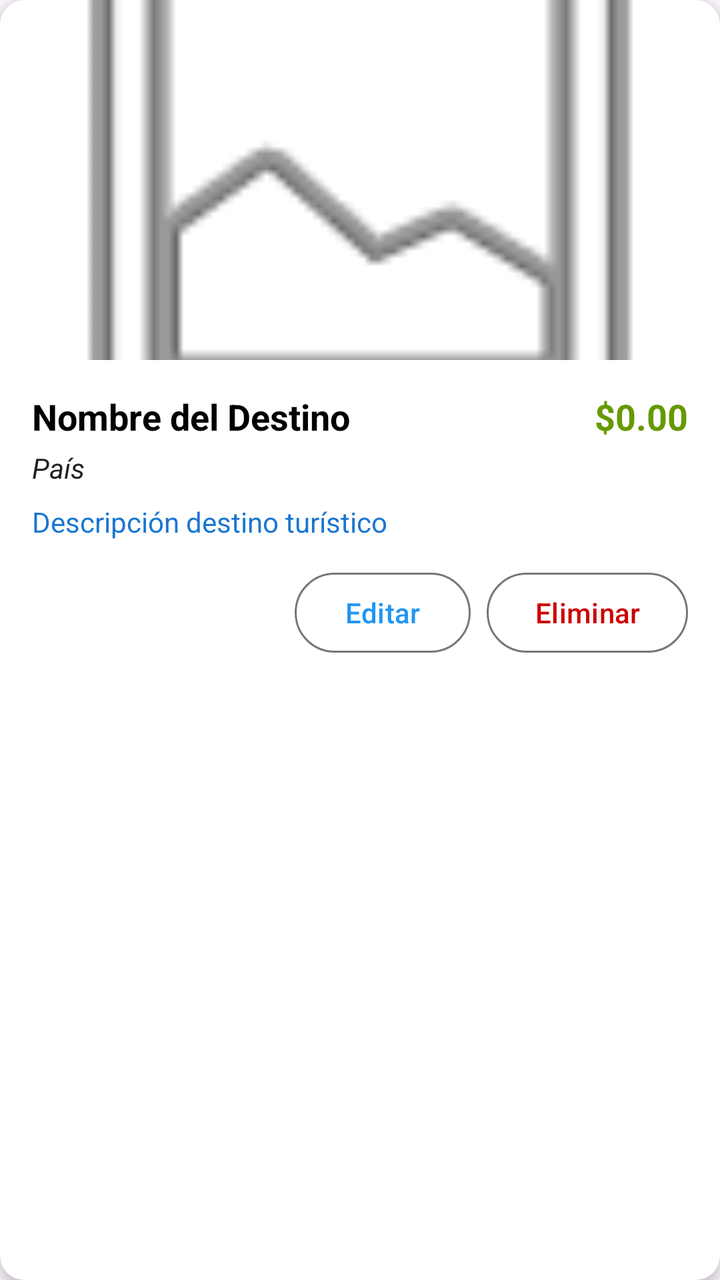
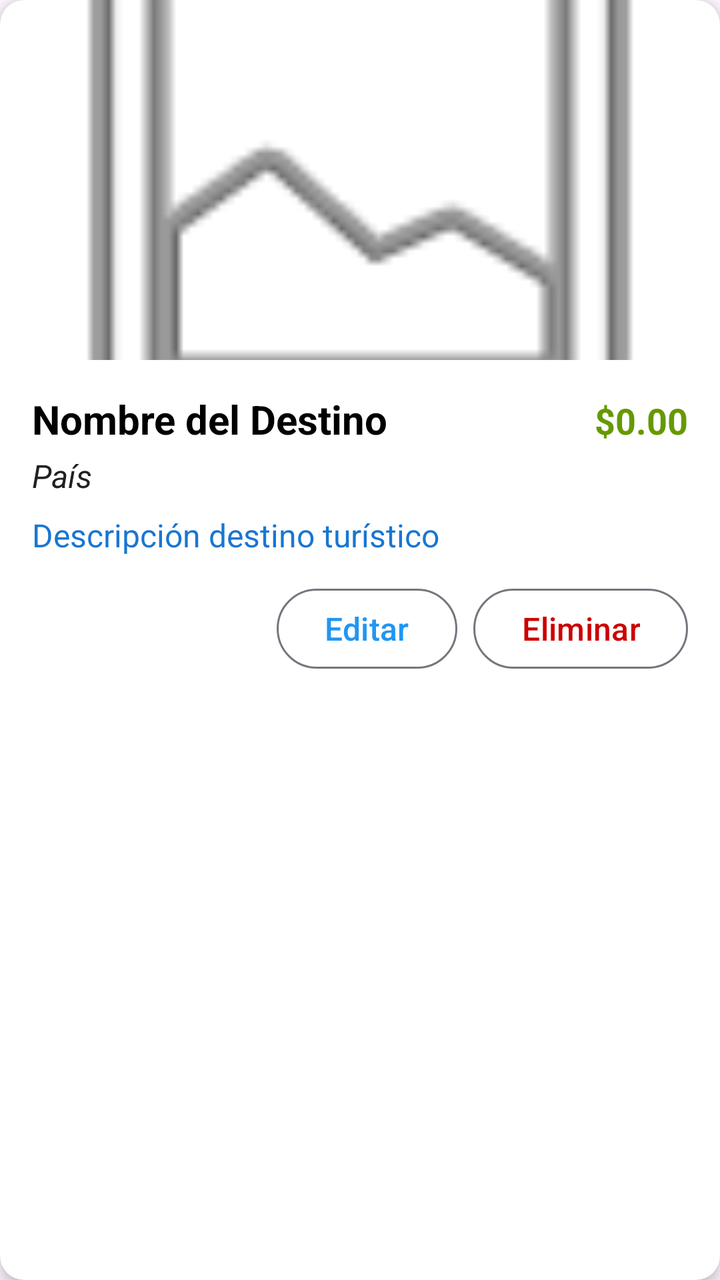

Screens rendered from an Android XML layout before and after an edit, with the pre-edit source and the edit as a unified diff.
<!-- AndroidManifest.xml: application theme Theme.AgenciaViajes -->
<!-- res/layout/item_destino.xml -->
<?xml version="1.0" encoding="utf-8"?>
<androidx.cardview.widget.CardView xmlns:android="http://schemas.android.com/apk/res/android"
    xmlns:app="http://schemas.android.com/apk/res-auto"
    android:layout_width="match_parent"
    android:layout_height="wrap_content"
    android:layout_margin="8dp"
    app:cardCornerRadius="12dp"
    app:cardElevation="4dp">

    <LinearLayout
        android:layout_width="match_parent"
        android:layout_height="wrap_content"
        android:orientation="vertical">

        <ImageView
            android:id="@+id/imgDestino"
            android:layout_width="match_parent"
            android:layout_height="180dp"
            android:scaleType="centerCrop"
            android:src="@android:drawable/ic_menu_gallery" />

        <LinearLayout
            android:layout_width="match_parent"
            android:layout_height="wrap_content"
            android:orientation="vertical"
            android:padding="16dp">

            <LinearLayout
                android:layout_width="match_parent"
                android:layout_height="wrap_content"
                android:orientation="horizontal">

                <TextView
                    android:id="@+id/tvNombreDestino"
                    android:layout_width="0dp"
                    android:layout_height="wrap_content"
                    android:layout_weight="1"
                    android:text="@string/lista_nombre_destino"
                    android:textColor="@android:color/black"
                    android:textSize="18sp"
                    android:textStyle="bold" />

                <TextView
                    android:id="@+id/tvPrecioDestino"
                    android:layout_width="wrap_content"
                    android:layout_height="wrap_content"
                    android:text="@string/precio_inicial_0"
                    android:textColor="@android:color/holo_green_dark"
                    android:textSize="18sp"
                    android:textStyle="bold" />
            </LinearLayout>

            <TextView
                android:id="@+id/tvPaisDestino"
                android:layout_width="wrap_content"
                android:layout_height="wrap_content"
                android:layout_marginTop="4dp"
                android:text="@string/pais"
                android:textColor="@color/primary_text"
                android:textSize="14sp"
                android:textStyle="italic" />

            <TextView
                android:id="@+id/tvDescripcionDestino"
                android:layout_width="match_parent"
                android:layout_height="wrap_content"
                android:layout_marginTop="8dp"
                android:maxLines="3"
                android:ellipsize="end"
                android:text="@string/lista_descripcion_destino"
                android:textColor="@color/primary_dark"
                android:textSize="14sp"/>

            
            <LinearLayout
                android:layout_width="match_parent"
                android:layout_height="wrap_content"
                android:layout_marginTop="12dp"
                android:gravity="end"
                android:orientation="horizontal">

                <Button
                    android:id="@+id/btnEditar"
                    style="?attr/materialButtonOutlinedStyle"
                    android:layout_width="wrap_content"
                    android:layout_height="wrap_content"
                    android:layout_marginEnd="8dp"
                    android:text="@string/button_editar" />

                <Button
                    android:id="@+id/btnEliminar"
                    style="?attr/materialButtonOutlinedStyle"
                    android:layout_width="wrap_content"
                    android:layout_height="wrap_content"
                    android:textColor="@android:color/holo_red_dark"
                    android:text="@string/button_eliminar" />

            </LinearLayout>
        </LinearLayout>
    </LinearLayout>
</androidx.cardview.widget.CardView>
<!-- resources referenced by this layout -->
<resources>
  <color name="primary_dark">#1976D2</color>
  <color name="primary_text">#212121</color>
  <string name="button_editar">Editar</string>
  <string name="button_eliminar">Eliminar</string>
  <string name="lista_descripcion_destino">Descripción destino turístico</string>
  <string name="lista_nombre_destino">Nombre del Destino</string>
  <string name="pais">País</string>
  <string name="precio_inicial_0">$0.00</string>
  <style name="Theme.AgenciaViajes" parent="Base.Theme.AgenciaViajes" />
  <style name="Base.Theme.AgenciaViajes" parent="Theme.Material3.DayNight.NoActionBar">
          
          <item name="colorPrimary">@color/primary</item>
          <item name="colorPrimaryVariant">@color/primary_dark</item>
          <item name="colorOnPrimary">@color/icons</item>
  
          
          <item name="colorOnSecondary">@color/icons</item>
          <item name="colorPrimaryContainer">@color/primary</item>
          <item name="colorOnPrimaryContainer">@color/icons</item>
          <item name="colorSecondary">@color/accent</item>
          <item name="colorSecondaryContainer">@color/accent</item>
          <item name="colorOnSecondaryContainer">@color/icons</item>
  
          
          <item name="android:statusBarColor">@color/primary_dark</item>
          
          
      </style>
  <color name="primary">#2196F3</color>
  <color name="icons">#FFFFFF</color>
  <color name="accent">#00BCD4</color>
</resources>

<!-- the commit's change to res/layout/item_destino.xml (unified diff, before → after) -->
@@ -37,7 +37,7 @@
                     android:layout_weight="1"
                     android:text="@string/lista_nombre_destino"
                     android:textColor="@android:color/black"
-                    android:textSize="18sp"
+                    android:textSize="20sp"
                     android:textStyle="bold" />
 
                 <TextView
@@ -57,7 +57,7 @@
                 android:layout_marginTop="4dp"
                 android:text="@string/pais"
                 android:textColor="@color/primary_text"
-                android:textSize="14sp"
+                android:textSize="16sp"
                 android:textStyle="italic" />
 
             <TextView
@@ -69,7 +69,7 @@
                 android:ellipsize="end"
                 android:text="@string/lista_descripcion_destino"
                 android:textColor="@color/primary_dark"
-                android:textSize="14sp"/>
+                android:textSize="16sp"/>
 
             
             <LinearLayout
@@ -85,6 +85,7 @@
                     android:layout_width="wrap_content"
                     android:layout_height="wrap_content"
                     android:layout_marginEnd="8dp"
+                    android:textSize="16sp"
                     android:text="@string/button_editar" />
 
                 <Button
@@ -93,6 +94,7 @@
                     android:layout_width="wrap_content"
                     android:layout_height="wrap_content"
                     android:textColor="@android:color/holo_red_dark"
+                    android:textSize="16sp"
                     android:text="@string/button_eliminar" />
 
             </LinearLayout>
